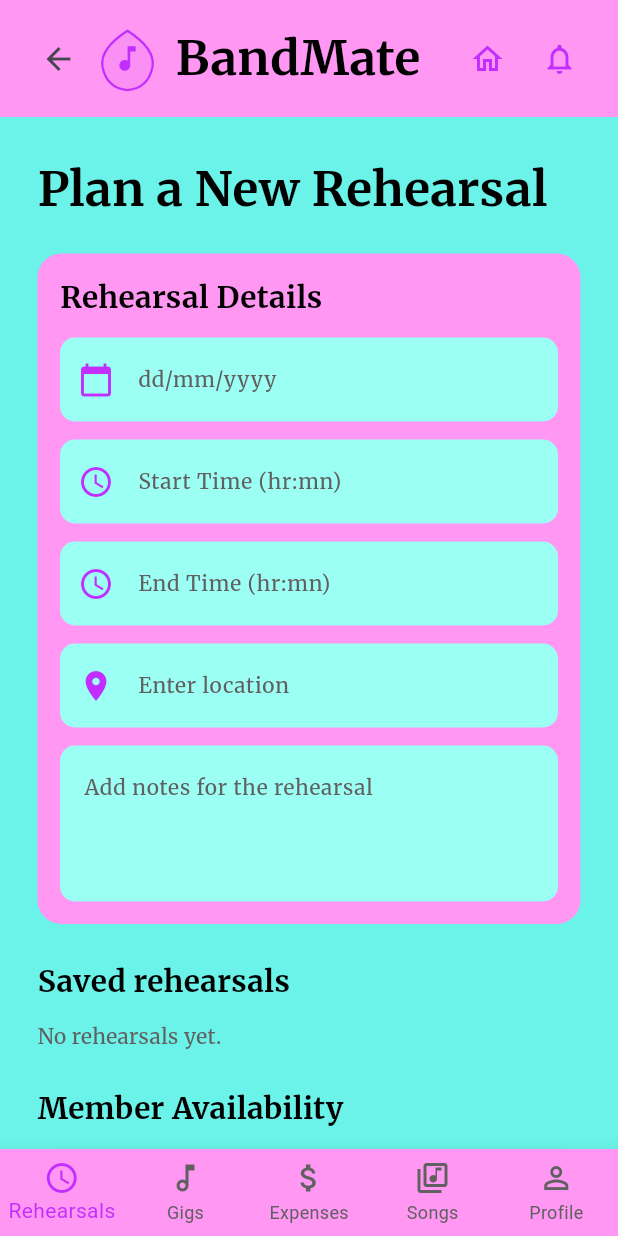
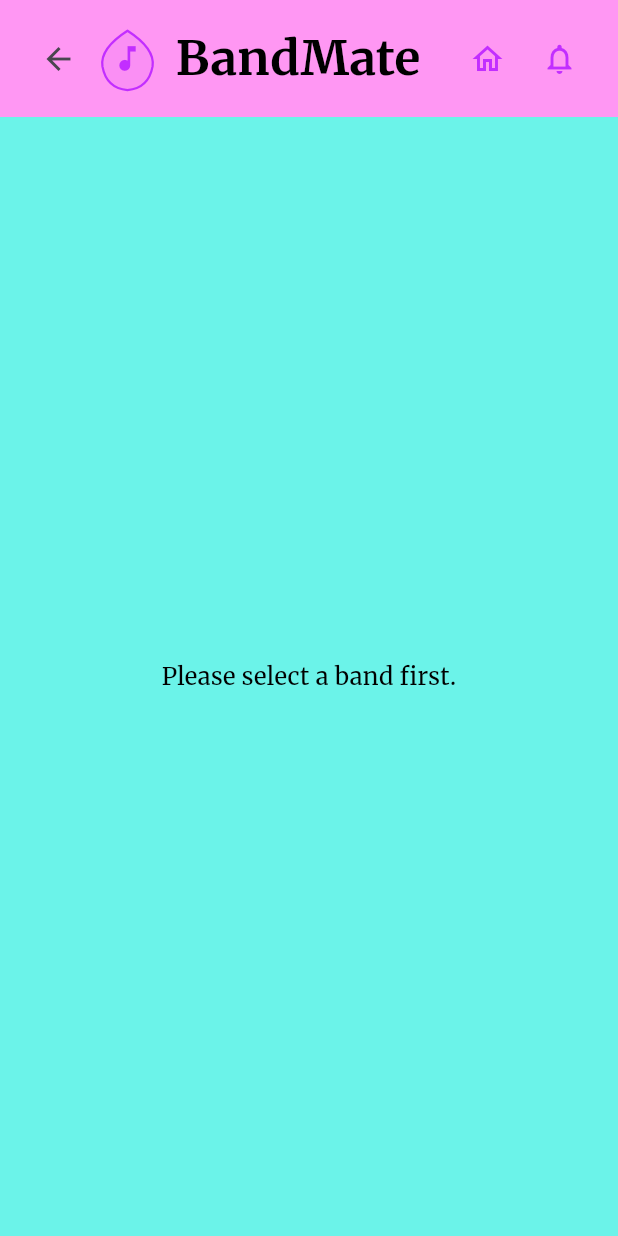
Before and after one commit to boraburgazlioglu/CS310_Group01, a Flutter app: the RehearsalScreen screen opened by its route, on a phone screen of 412 x 824 dp. Run offline on Flutter 3.47's test engine with Material 3 defaults, Android fonts, the phone set to English and light mode, and no system bars; our stand-ins replace cloud_firestore, firebase_auth, firebase_core, shared_preferences; accounts and stored records are empty.

Commit message:
integrate band gate to rehearsal screen

```diff
--- a/lib/screens/rehearsal_screen.dart
+++ b/lib/screens/rehearsal_screen.dart
@@ -9,6 +9,7 @@ import '../utils/padding.dart';
 import '../utils/text.dart';
 import '../widgets/bandmate_header.dart';
 import '../widgets/bot_nav_bar.dart';
+import '../providers/band_provider.dart';
 
 class RehearsalScreen extends StatefulWidget {
   const RehearsalScreen({super.key});
@@ -26,8 +27,6 @@ class _RehearsalScreenState extends State<RehearsalScreen> {
   final TextEditingController _endTimeController = TextEditingController();
   final TextEditingController _locationController = TextEditingController();
   final TextEditingController _notesController = TextEditingController();
-
-  final String _bandId = 'group1';
 
   final List<Map<String, String>> _members = [
     {'name': 'Umit Berke Polat', 'status': 'Available'},
@@ -263,13 +262,24 @@ class _RehearsalScreenState extends State<RehearsalScreen> {
     final startNorm = _tryNormalizeTime(_startTimeController.text)!;
     final endNorm = _tryNormalizeTime(_endTimeController.text)!;
 
+    final bandId = context.read<BandProvider>().currentBandId;
+
+    if (bandId == null) {
+      ScaffoldMessenger.of(context).showSnackBar(
+        const SnackBar(
+          content: Text('Please select a band first.'),
+        ),
+      );
+      return;
+    }
+
     await _rehearsalService.addRehearsal(
       date: _dateController.text.trim(),
       startTime: startNorm,
       endTime: endNorm,
       location: _locationController.text.trim(),
       notes: _notesController.text.trim(),
-      bandId: _bandId,
+      bandId: bandId,
       createdBy: context.read<AuthProvider>().createdByForFirestore,
     );
 
@@ -316,6 +326,24 @@ class _RehearsalScreenState extends State<RehearsalScreen> {
 
   @override
   Widget build(BuildContext context) {
+    final bandId = context.read<BandProvider>().currentBandId;
+    if (bandId == null) {
+      return Scaffold(
+        backgroundColor: AppColors.backgroundDark,
+        appBar: BandmateHeader(),
+        body: Center(
+          child: Padding(
+            padding: AppPadding.allL,
+            child: Text(
+              'Please select a band first.',
+              style: AppTexts.bodyL,
+              textAlign: TextAlign.center,
+            ),
+          ),
+        ),
+      );
+    }
+
     return Scaffold(
       backgroundColor: AppColors.backgroundDark,
       appBar: BandmateHeader(),
@@ -490,7 +518,7 @@ class _RehearsalScreenState extends State<RehearsalScreen> {
             ),
             const SizedBox(height: 12),
             StreamBuilder<List<Rehearsal>>(
-              stream: _rehearsalService.getRehearsals(_bandId),
+              stream: _rehearsalService.getRehearsals(bandId),
               builder: (context, snapshot) {
                 if (snapshot.hasError) {
                   final err = snapshot.error.toString();
```
